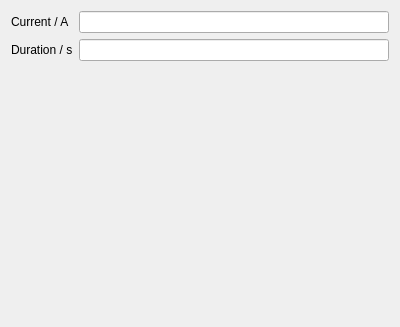
First picture: the form in qt_CP.ui, repository ChristopherYJS/ElectrochemicalOuija, before the edit.
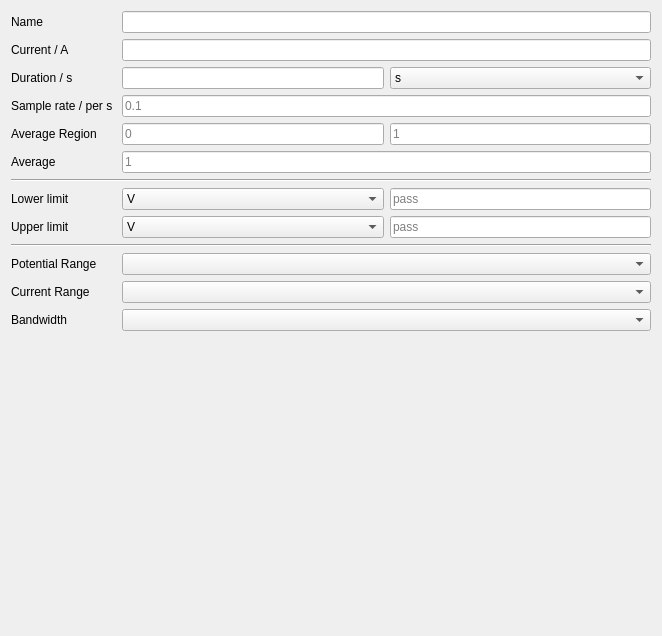
Second picture: the form after the edit.

Commit message: CP page modyfied and updated, Closing tabTech no longer remove current tech page

What changed in the file:
```diff
--- a/qt_CP.ui
+++ b/qt_CP.ui
@@ -6,8 +6,8 @@
    <rect>
     <x>0</x>
     <y>0</y>
-    <width>400</width>
-    <height>327</height>
+    <width>662</width>
+    <height>636</height>
    </rect>
   </property>
   <property name="sizePolicy">
@@ -25,25 +25,207 @@
    </property>
    <item>
     <layout class="QGridLayout" name="gridLayout">
+     <item row="2" column="2">
+      <widget class="QComboBox" name="comboBoxDuration">
+       <item>
+        <property name="text">
+         <string>s</string>
+        </property>
+       </item>
+       <item>
+        <property name="text">
+         <string>min</string>
+        </property>
+       </item>
+       <item>
+        <property name="text">
+         <string>h</string>
+        </property>
+       </item>
+      </widget>
+     </item>
+     <item row="0" column="1" colspan="2">
+      <widget class="QLineEdit" name="lineEditName">
+       <property name="placeholderText">
+        <string/>
+       </property>
+      </widget>
+     </item>
+     <item row="12" column="0">
+      <widget class="QLabel" name="labelBW">
+       <property name="text">
+        <string>Bandwidth</string>
+       </property>
+      </widget>
+     </item>
+     <item row="1" column="1" colspan="2">
+      <widget class="QLineEdit" name="lineEditCurrent"/>
+     </item>
+     <item row="3" column="1" colspan="2">
+      <widget class="QLineEdit" name="lineEditSampleRate">
+       <property name="placeholderText">
+        <string>0.1</string>
+       </property>
+      </widget>
+     </item>
+     <item row="4" column="2">
+      <widget class="QLineEdit" name="lineEditAREnd">
+       <property name="placeholderText">
+        <string>1</string>
+       </property>
+      </widget>
+     </item>
+     <item row="8" column="0">
+      <widget class="QLabel" name="labelUpperLimit">
+       <property name="text">
+        <string>Upper limit</string>
+       </property>
+      </widget>
+     </item>
+     <item row="4" column="0">
+      <widget class="QLabel" name="labelAverageRegion">
+       <property name="text">
+        <string>Average Region</string>
+       </property>
+      </widget>
+     </item>
+     <item row="4" column="1">
+      <widget class="QLineEdit" name="lineEditARBegin">
+       <property name="placeholderText">
+        <string>0</string>
+       </property>
+      </widget>
+     </item>
+     <item row="7" column="1">
+      <widget class="QComboBox" name="comboBoxLowerLimit">
+       <item>
+        <property name="text">
+         <string>V</string>
+        </property>
+       </item>
+       <item>
+        <property name="text">
+         <string>mV</string>
+        </property>
+       </item>
+      </widget>
+     </item>
+     <item row="5" column="0">
+      <widget class="QLabel" name="labelAverage">
+       <property name="text">
+        <string>Average</string>
+       </property>
+      </widget>
+     </item>
+     <item row="7" column="0">
+      <widget class="QLabel" name="labelLowerLimit">
+       <property name="text">
+        <string>Lower limit</string>
+       </property>
+      </widget>
+     </item>
      <item row="0" column="0">
+      <widget class="QLabel" name="labelName">
+       <property name="text">
+        <string>Name</string>
+       </property>
+      </widget>
+     </item>
+     <item row="1" column="0">
       <widget class="QLabel" name="label">
        <property name="text">
         <string>Current / A</string>
        </property>
       </widget>
      </item>
-     <item row="1" column="0">
+     <item row="5" column="1" colspan="2">
+      <widget class="QLineEdit" name="lineEditAverage">
+       <property name="placeholderText">
+        <string>1</string>
+       </property>
+      </widget>
+     </item>
+     <item row="2" column="0">
       <widget class="QLabel" name="label_2">
        <property name="text">
         <string>Duration / s</string>
        </property>
       </widget>
      </item>
-     <item row="0" column="1">
-      <widget class="QLineEdit" name="lineEdit"/>
+     <item row="3" column="0">
+      <widget class="QLabel" name="labelSampleRate">
+       <property name="text">
+        <string>Sample rate / per s </string>
+       </property>
+      </widget>
      </item>
-     <item row="1" column="1">
-      <widget class="QLineEdit" name="lineEdit_2"/>
+     <item row="2" column="1">
+      <widget class="QLineEdit" name="lineEditDuration"/>
+     </item>
+     <item row="11" column="0">
+      <widget class="QLabel" name="labelCR">
+       <property name="text">
+        <string>Current Range</string>
+       </property>
+      </widget>
+     </item>
+     <item row="7" column="2">
+      <widget class="QLineEdit" name="lineEditLowerLimit">
+       <property name="placeholderText">
+        <string>pass</string>
+       </property>
+      </widget>
+     </item>
+     <item row="8" column="1">
+      <widget class="QComboBox" name="comboBoxUpperLimit">
+       <item>
+        <property name="text">
+         <string>V</string>
+        </property>
+       </item>
+       <item>
+        <property name="text">
+         <string>mV</string>
+        </property>
+       </item>
+      </widget>
+     </item>
+     <item row="10" column="1" colspan="2">
+      <widget class="QComboBox" name="comboBoxPR"/>
+     </item>
+     <item row="12" column="1" colspan="2">
+      <widget class="QComboBox" name="comboBoxBW"/>
+     </item>
+     <item row="9" column="0" colspan="3">
+      <widget class="Line" name="line">
+       <property name="orientation">
+        <enum>Qt::Horizontal</enum>
+       </property>
+      </widget>
+     </item>
+     <item row="11" column="1" colspan="2">
+      <widget class="QComboBox" name="comboBoxCR"/>
+     </item>
+     <item row="10" column="0">
+      <widget class="QLabel" name="labelPR">
+       <property name="text">
+        <string>Potential Range</string>
+       </property>
+      </widget>
+     </item>
+     <item row="8" column="2">
+      <widget class="QLineEdit" name="lineEditUpperLimit">
+       <property name="placeholderText">
+        <string>pass</string>
+       </property>
+      </widget>
+     </item>
+     <item row="6" column="0" colspan="3">
+      <widget class="Line" name="line_2">
+       <property name="orientation">
+        <enum>Qt::Horizontal</enum>
+       </property>
+      </widget>
      </item>
     </layout>
    </item>
```
The commit also changes 15 other files.
